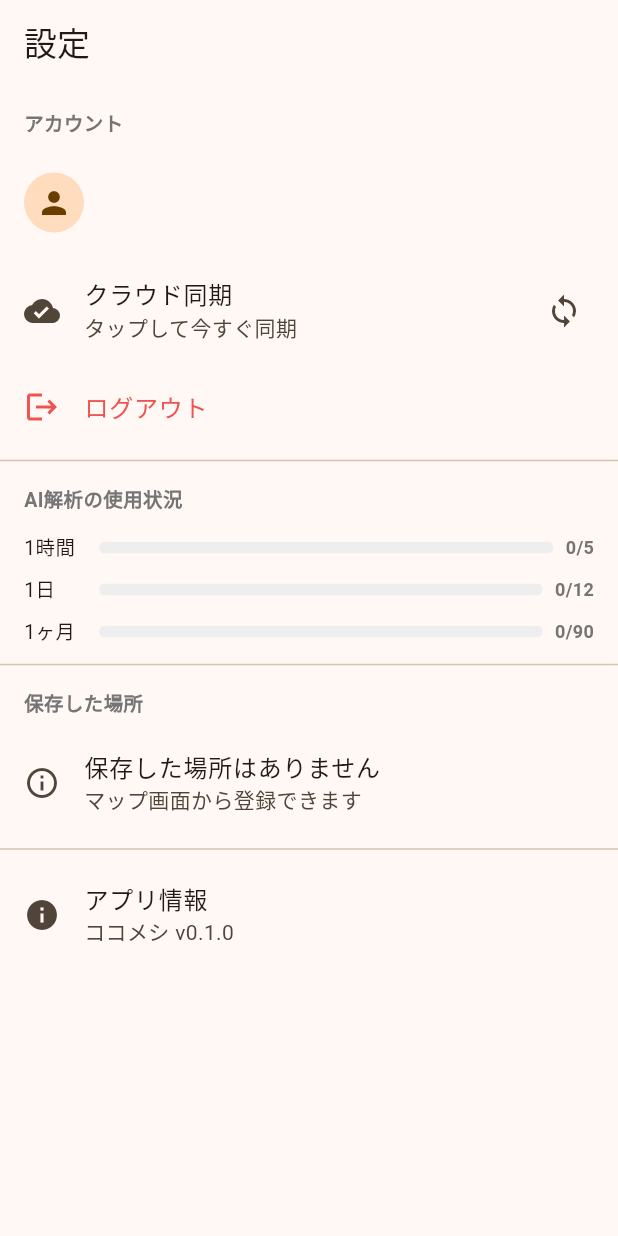
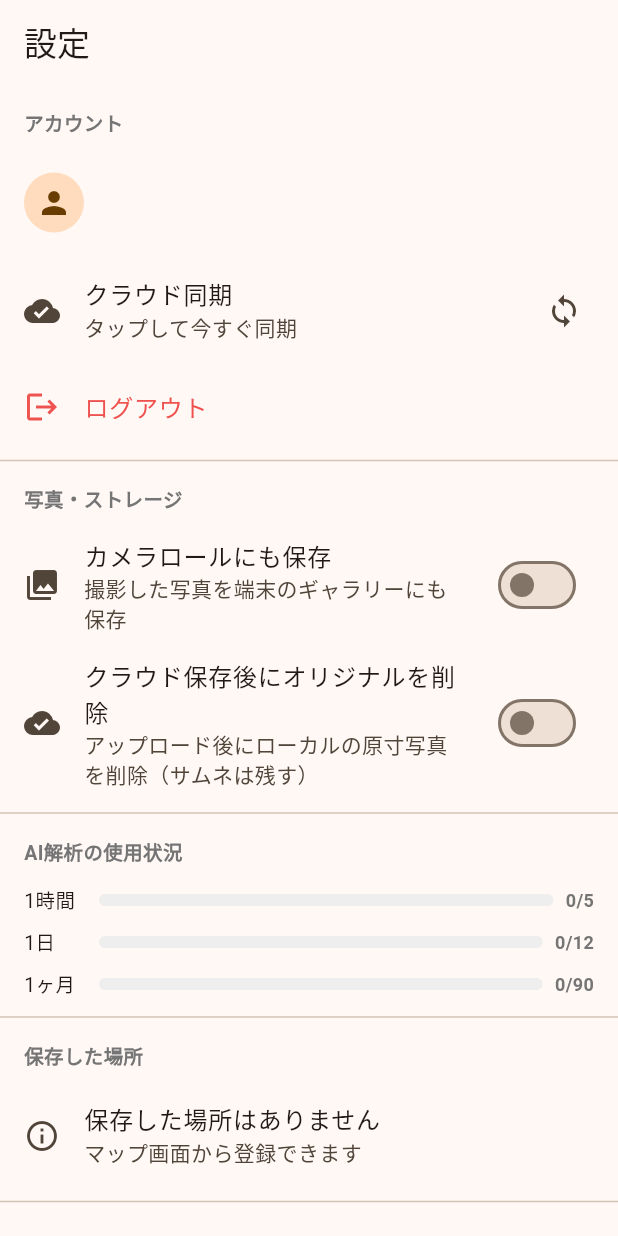
Before and after one commit to kuronekorou39/koko-meshi, a Flutter app: the SettingsScreen screen opened by its route, on a phone screen of 412 x 824 dp. Run offline on Flutter 3.47's test engine with Material 3 defaults, Android fonts, the phone set to English and light mode, and no system bars; our stand-ins replace flutter_dotenv, flutter_riverpod, geocoding, geolocator, go_router, google_maps_flutter and 6 more; missing offline and left inert: gal; accounts and stored records are empty.

Commit message:
写真ストレージ管理: カメラロール設定・クラウド後削除・オンデマンドDL
- AppSettingsService: カメラロール保存/クラウド後削除のSharedPreferences管理
- PhotoCacheService: ローカル→サムネ→クラウドDLのフォールバック表示
- CachedPhotoImage: 全画面共通の写真表示ウィジェット
- 設定画面に「カメラロールにも保存」「クラウド保存後にオリジナル削除」トグル追加
- meal_detail/meal_card/map_tabの写真表示をCachedPhotoImage統合
- SyncServiceでアップロード後のオリジナル自動削除対応
- PhotoServiceにGalによるカメラロール保存・削除メソッド追加

Co-Authored-By: Claude Opus 4.6 <noreply@anthropic.com>

```diff
--- a/lib/main.dart
+++ b/lib/main.dart
@@ -6,11 +6,14 @@ import 'package:supabase_flutter/supabase_flutter.dart';
 
 import 'app.dart';
 import 'config/env.dart';
+import 'services/app_settings_service.dart';
 
 void main() async {
   WidgetsFlutterBinding.ensureInitialized();
   await dotenv.load(fileName: '.env');
   await initializeDateFormatting('ja');
+
+  await AppSettings.init();
 
   // Supabase初期化（環境変数が設定されている場合のみ）
   if (Env.supabaseUrl.isNotEmpty && Env.supabaseAnonKey.isNotEmpty) {
--- a/lib/screens/settings/settings_screen.dart
+++ b/lib/screens/settings/settings_screen.dart
@@ -7,6 +7,7 @@ import '../../database/local_database.dart';
 import '../../models/saved_place.dart';
 import '../../providers/auth_providers.dart';
 import '../../services/ai_rate_limit_service.dart';
+import '../../services/app_settings_service.dart';
 import '../../services/auth_service.dart';
 import '../../services/sync_service.dart';
 
@@ -161,6 +162,38 @@ class _SettingsScreenState extends ConsumerState<SettingsScreen> {
             _buildLoggedInSection(profileAsync)
           else
             _buildLoggedOutSection(),
+          const Divider(),
+
+          // 写真・ストレージ
+          Padding(
+            padding: const EdgeInsets.fromLTRB(16, 8, 16, 8),
+            child: Text(
+              '写真・ストレージ',
+              style: TextStyle(fontSize: 13, fontWeight: FontWeight.bold, color: Colors.grey[600]),
+            ),
+          ),
+          SwitchListTile(
+            secondary: const Icon(Icons.photo_library),
+            title: const Text('カメラロールにも保存'),
+            subtitle: const Text('撮影した写真を端末のギャラリーにも保存'),
+            value: AppSettings.saveToCameraRoll,
+            onChanged: (value) async {
+              await AppSettings.setSaveToCameraRoll(value);
+              setState(() {});
+            },
+          ),
+          SwitchListTile(
+            secondary: const Icon(Icons.cloud_done),
+            title: const Text('クラウド保存後にオリジナルを削除'),
+            subtitle: const Text('アップロード後にローカルの原寸写真を削除（サムネは残す）'),
+            value: AppSettings.deleteAfterUpload,
+            onChanged: isLoggedIn
+                ? (value) async {
+                    await AppSettings.setDeleteAfterUpload(value);
+                    setState(() {});
+                  }
+                : null,
+          ),
           const Divider(),
 
           // AI解析の使用状況
--- /dev/null
+++ b/lib/services/app_settings_service.dart
@@ -0,0 +1,31 @@
+import 'package:shared_preferences/shared_preferences.dart';
+
+class AppSettings {
+  AppSettings._();
+
+  static SharedPreferences? _prefs;
+
+  static Future<void> init() async {
+    _prefs = await SharedPreferences.getInstance();
+  }
+
+  // --- カメラロールにも保存するか ---
+  static const _keySaveToCameraRoll = 'save_to_camera_roll';
+
+  static bool get saveToCameraRoll =>
+      _prefs?.getBool(_keySaveToCameraRoll) ?? false;
+
+  static Future<void> setSaveToCameraRoll(bool value) async {
+    await _prefs?.setBool(_keySaveToCameraRoll, value);
+  }
+
+  // --- クラウド保存後にローカルのオリジナルを削除するか ---
+  static const _keyDeleteAfterUpload = 'delete_after_upload';
+
+  static bool get deleteAfterUpload =>
+      _prefs?.getBool(_keyDeleteAfterUpload) ?? false;
+
+  static Future<void> setDeleteAfterUpload(bool value) async {
+    await _prefs?.setBool(_keyDeleteAfterUpload, value);
+  }
+}
--- a/pubspec.yaml
+++ b/pubspec.yaml
@@ -59,6 +59,8 @@ dependencies:
   flutter_dotenv: ^5.2.1
   table_calendar: ^3.2.0
   google_sign_in: ^7.2.0
+  shared_preferences: ^2.5.4
+  gal: ^2.3.2
 
 dev_dependencies:
   flutter_test:
```
Also changed, not shown: lib/screens/detail/meal_detail_screen.dart (+6 -15 lines), lib/screens/home/map_tab.dart (+14 -11 lines), lib/services/photo_cache_service.dart (added, +79 -0 lines), lib/services/photo_service.dart (+25 -0 lines), lib/services/sync_service.dart (+7 -0 lines), lib/widgets/cached_photo_image.dart (added, +101 -0 lines), lib/widgets/meal_card.dart (+5 -13 lines), pubspec.lock.
